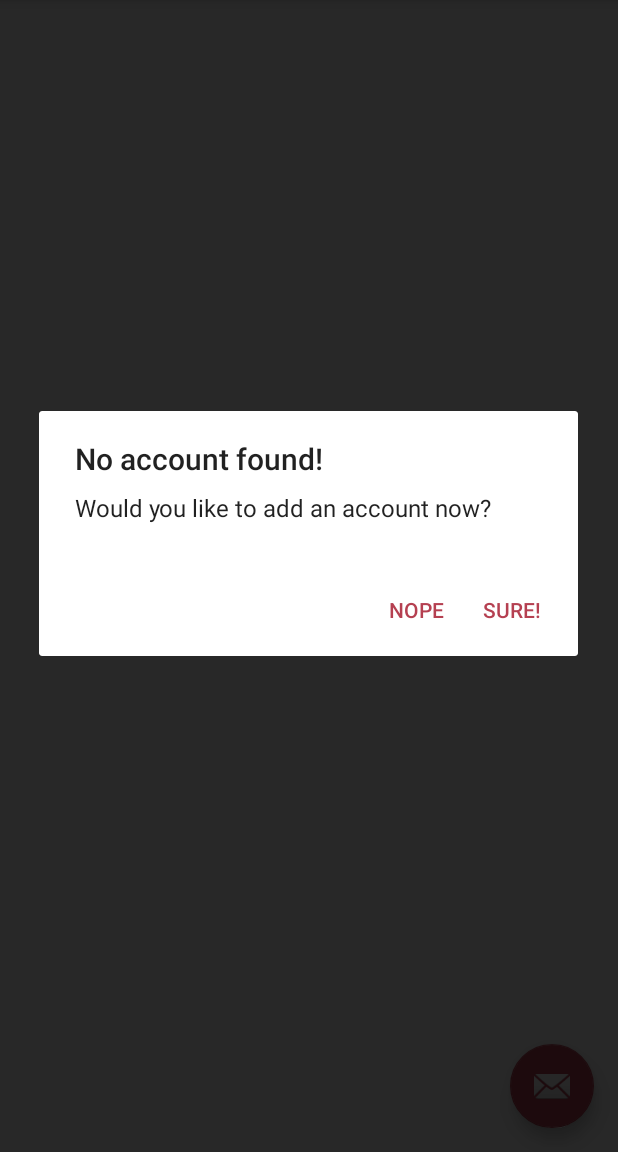
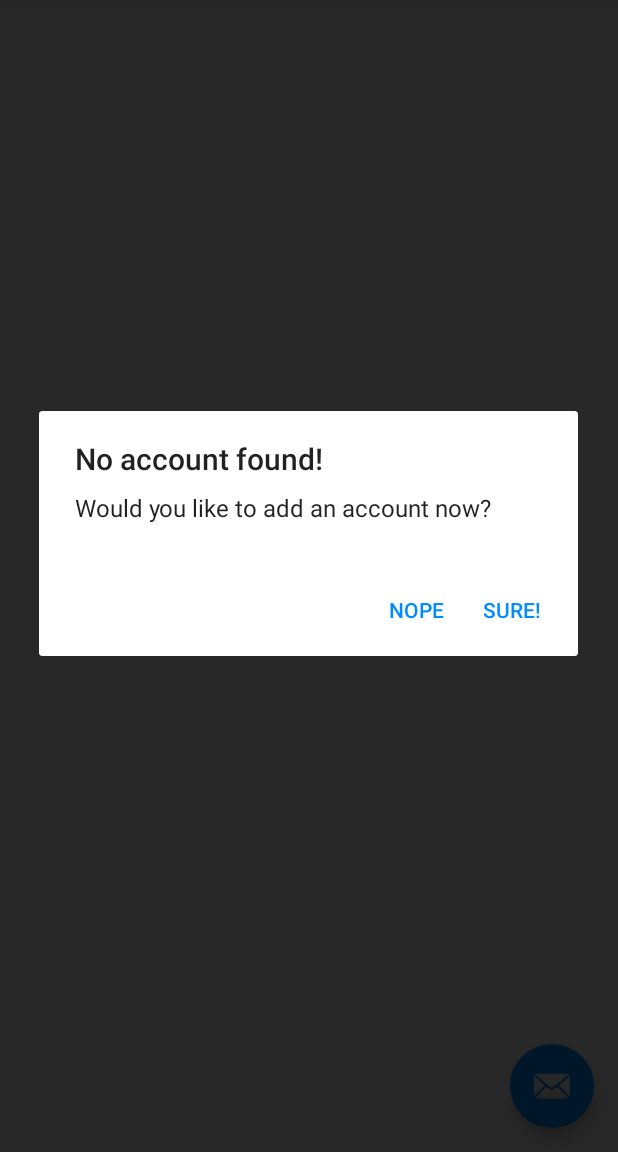
Before and after one commit to bskjon/nanostats, an Android app: the screen it shows after launch (MainActivity), in the side drawer, after a tap on "SiaCoin", on a phone screen of 412 x 824 dp, the part 84-1236 px from its top. Run offline under Robolectric (Android 15) with nearby library versions, the phone set to English and light mode, and no system bars; libraries missing offline, so code that uses them is left out: net.hockeyapp.android; 1 statement that could not run was skipped.

Commit message:
Sixth Commit

```diff
--- a/app/src/main/res/values/colors.xml
+++ b/app/src/main/res/values/colors.xml
@@ -1,12 +1,22 @@
 <?xml version="1.0" encoding="utf-8"?>
 <resources>
-    <color name="colorPrimary">#3F51B5</color>
-    <color name="colorPrimaryDark">#303F9F</color>
-    <color name="colorAccent">#b54051</color>
+
+    <color name="colorPrimary">#0055F4</color>
+    <color name="colorPrimaryDark">#0048CF</color>
+    <color name="colorAccent">#008BFF</color>
+    <color name="colorSecondary">#EEEEEE</color>
+
+
+    <!--Potential
+    <color name="colorPrimary">#393E46</color>
+    <color name="colorPrimaryDark">#222831</color>
+    <color name="colorAccent">#0092CA</color>
+    <color name="colorSecondary">#E7E7DE</color>
+
+    -->
 
     <color name="colorTransBg">#26000000</color>
 
     <color name="ZECcolor">#FF3a5e84</color>
-    <color name="testColor">#FF00a8e6</color>
 
 </resources>
```
